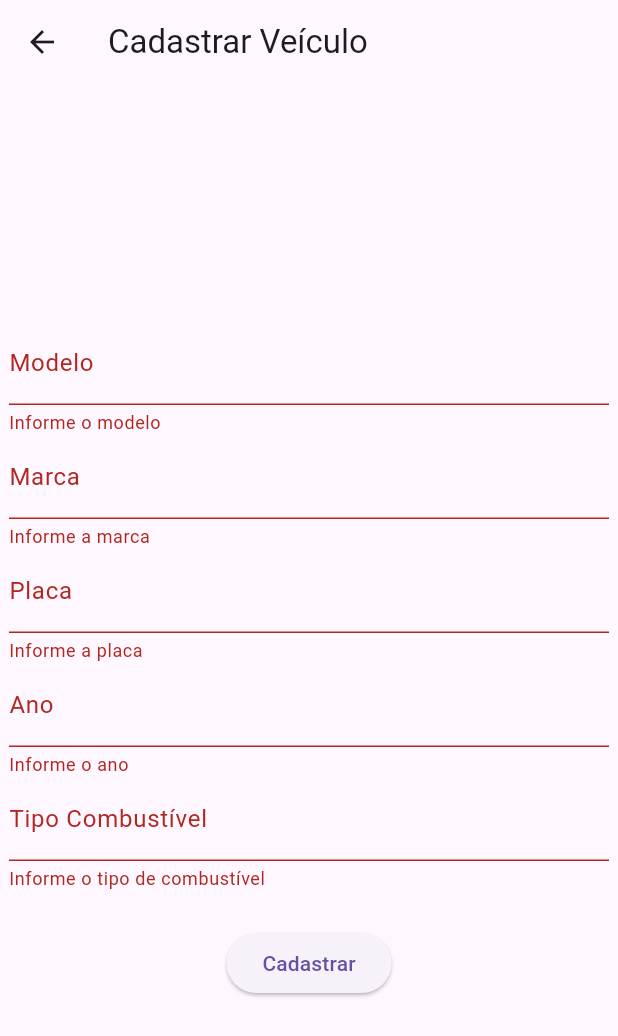
After one commit to Allan357/controle_de_abastecimento_e_veiculos, a Flutter app: the VeiculoFormPage screen opened by its route, after a tap on "Cadastrar", on a phone screen of 412 x 824 dp. The commit adds this screen. Shown: the top 1036 px of the screen. Run offline on Flutter 3.47's test engine with Material 3 defaults, Android fonts, the light colour scheme and no system bars; our stand-ins replace firebase_auth, firebase_core, firebase_database, flutter_dotenv; accounts and stored records are empty.

Commit message:
feat(veiculo): controle de veículos

```diff
--- /dev/null
+++ b/lib/core/services/firebase_realtime_service.dart
@@ -0,0 +1,36 @@
+import 'package:controle_de_abastecimento_e_veiculos/features/auth/repository/auth_repository.dart';
+import 'package:firebase_database/firebase_database.dart';
+
+class FirebaseRealtimeService {
+  final db = FirebaseDatabase.instance.ref();
+  final AuthRepository auth;
+
+  FirebaseRealtimeService(this.auth);
+
+  String get userId => auth.service.currentUser!.uid;
+
+  DatabaseReference ref(String path) {
+    return db.child("users/$userId/$path");
+  }
+
+  Future<String> create(String path, Map<String, dynamic> data) async {
+    final newRef = ref(path).push();
+    await newRef.set(data);
+    return newRef.key!;
+  }
+
+  Future<Map<String, dynamic>?> readAll(String path) async {
+    final snapshot = await ref(path).get();
+    if (!snapshot.exists) return null;
+
+    return Map<String, dynamic>.from(snapshot.value as Map);
+  }
+
+  Future<void> update(String path, Map<String, dynamic> data) async {
+    await ref(path).update(data);
+  }
+
+  Future<void> delete(String path, String id) async {
+    await ref("$path/$id").remove();
+  }
+}
--- /dev/null
+++ b/lib/features/veiculo/model/veiculo_model.dart
@@ -0,0 +1,38 @@
+class VeiculoModel {
+  String? id;
+  String modelo;
+  String marca;
+  String placa;
+  int ano;
+  String tipoCombustivel;
+
+  VeiculoModel({
+    this.id,
+    required this.modelo,
+    required this.marca,
+    required this.placa,
+    required this.ano,
+    required this.tipoCombustivel,
+  });
+
+  Map<String, dynamic> toMap() {
+    return {
+      "modelo": modelo,
+      "marca": marca,
+      "placa": placa,
+      "ano": ano,
+      "tipoCombustivel": tipoCombustivel,
+    };
+  }
+
+  static VeiculoModel fromMap(String id, Map data) {
+    return VeiculoModel(
+      id: id,
+      modelo: data["modelo"],
+      marca: data["marca"],
+      placa: data["placa"],
+      ano: data["ano"],
+      tipoCombustivel: data["tipoCombustivel"],
+    );
+  }
+}
--- /dev/null
+++ b/lib/features/veiculo/repository/veiculo_repository.dart
@@ -0,0 +1,30 @@
+import 'package:controle_de_abastecimento_e_veiculos/features/veiculo/model/veiculo_model.dart';
+
+import '../../../core/services/firebase_realtime_service.dart';
+
+class VeiculoRepository {
+  final FirebaseRealtimeService service;
+
+  VeiculoRepository(this.service);
+
+  Future<void> addVeiculo(VeiculoModel v) async {
+    await service.create("veiculos", v.toMap());
+  }
+
+  Future<List<VeiculoModel>> getVeiculos() async {
+    final data = await service.readAll("veiculos");
+    if (data == null) return [];
+
+    return data.entries.map((entry) {
+      return VeiculoModel.fromMap(entry.key, entry.value);
+    }).toList();
+  }
+
+  Future<void> updateVeiculo(String id, VeiculoModel veiculo) async {
+    await service.update("veiculos/$id", veiculo.toMap());
+  }
+
+  Future<void> deleteVeiculo(String id) async {
+    await service.delete("veiculos", id);
+  }
+}
--- /dev/null
+++ b/lib/features/veiculo/view/veiculo_form_page.dart
@@ -0,0 +1,129 @@
+import 'package:controle_de_abastecimento_e_veiculos/features/veiculo/model/veiculo_model.dart';
+import 'package:controle_de_abastecimento_e_veiculos/features/veiculo/viewmodel/veiculo_viewmodel.dart';
+import 'package:flutter/material.dart';
+import 'package:provider/provider.dart';
+
+class VeiculoFormPage extends StatefulWidget {
+  final VeiculoModel? veiculo; // null = criar | não-null = editar
+
+  const VeiculoFormPage({this.veiculo, super.key});
+
+  @override
+  State<VeiculoFormPage> createState() => _VeiculoFormPageState();
+}
+
+class _VeiculoFormPageState extends State<VeiculoFormPage> {
+  final _formKey = GlobalKey<FormState>();
+
+  final modelo = TextEditingController();
+  final marca = TextEditingController();
+  final placa = TextEditingController();
+  final ano = TextEditingController();
+  final tipo = TextEditingController();
+
+  @override
+  void initState() {
+    super.initState();
+
+    // Se estiver editando, preenche os campos
+    if (widget.veiculo != null) {
+      modelo.text = widget.veiculo!.modelo;
+      marca.text = widget.veiculo!.marca;
+      placa.text = widget.veiculo!.placa;
+      ano.text = widget.veiculo!.ano.toString();
+      tipo.text = widget.veiculo!.tipoCombustivel;
+    }
+  }
+
+  @override
+  Widget build(BuildContext context) {
+    // importantíssimo: read e não watch
+    final vm = context.read<VeiculoViewModel>();
+
+    final isEditing = widget.veiculo != null;
+
+    return Scaffold(
+      appBar: AppBar(
+        title: Text(isEditing ? "Editar Veículo" : "Cadastrar Veículo"),
+      ),
+      body: Center(
+        child: SizedBox(
+          width: 400,
+          child: Form(
+            key: _formKey,
+            child: Column(
+              mainAxisSize: MainAxisSize.min,
+              children: [
+                TextFormField(
+                  controller: modelo,
+                  decoration: InputDecoration(labelText: "Modelo"),
+                  validator: (value) =>
+                      value!.isEmpty ? "Informe o modelo" : null,
+                ),
+                TextFormField(
+                  controller: marca,
+                  decoration: InputDecoration(labelText: "Marca"),
+                  validator: (value) =>
+                      value!.isEmpty ? "Informe a marca" : null,
+                ),
+                TextFormField(
+                  controller: placa,
+                  decoration: InputDecoration(labelText: "Placa"),
+                  validator: (value) =>
+                      value!.isEmpty ? "Informe a placa" : null,
+                ),
+                TextFormField(
+                  controller: ano,
+                  decoration: InputDecoration(labelText: "Ano"),
+                  keyboardType: TextInputType.number,
+                  validator: (value) =>
+                      value!.isEmpty || value.length != 4  ? "Informe o ano" : null,
+                ),
+                TextFormField(
+                  controller: tipo,
+                  decoration: InputDecoration(labelText: "Tipo Combustível"),
+                  validator: (value) =>
+                      value!.isEmpty ? "Informe o tipo de combustível" : null,
+                ),
+                const SizedBox(height: 24),
+                ElevatedButton(
+                  child: Text(isEditing ? "Salvar Alterações" : "Cadastrar"),
+                  onPressed: () async {
+                    if (!_formKey.currentState!.validate()) return;
+
+                    final data = VeiculoModel(
+                      id: widget.veiculo?.id,
+                      modelo: modelo.text,
+                      marca: marca.text,
+                      placa: placa.text,
+                      ano: int.parse(ano.text),
+                      tipoCombustivel: tipo.text,
+                    );
+
+                    if (isEditing) {
+                      await vm.editar(widget.veiculo!.id!, data);
+                    } else {
+                      await vm.adicionar(data);
+                    }
+                    if (!context.mounted) return;
+
+                    ScaffoldMessenger.of(context).showSnackBar(
+                      SnackBar(
+                        content: Text(isEditing ? "Alterações salvas com sucesso!" : "Cadastro realizado com sucesso!"),
+                        duration: const Duration(seconds: 2),
+                      )
+                    );
+
+                    // if (!context.mounted) return;
+                    // Navigator.pop(context);
+                  },
+                ),
+              ],
+            ),
+          ),
+        )
+
+      ),
+    );
+  }
+}
--- /dev/null
+++ b/lib/features/veiculo/viewmodel/veiculo_viewmodel.dart
@@ -0,0 +1,40 @@
+import 'package:controle_de_abastecimento_e_veiculos/features/veiculo/model/veiculo_model.dart';
+import 'package:controle_de_abastecimento_e_veiculos/features/veiculo/repository/veiculo_repository.dart';
+import 'package:flutter/material.dart';
+
+class VeiculoViewModel extends ChangeNotifier {
+  final VeiculoRepository repo;
+
+  VeiculoViewModel(this.repo)
+  {
+    carregar();
+  }
+
+  List<VeiculoModel> veiculos = [];
+  bool loading = false;
+
+  Future<void> carregar() async {
+    loading = true;
+    notifyListeners();
+
+    veiculos = await repo.getVeiculos();
+
+    loading = false;
+    notifyListeners();
+  }
+
+  Future<void> editar(String id, VeiculoModel novo) async {
+    await repo.updateVeiculo(id, novo);
+    await carregar();
+  }
+
+  Future<void> adicionar(VeiculoModel v) async {
+    await repo.addVeiculo(v);
+    await carregar();
+  }
+
+  Future<void> excluir(String id) async {
+    await repo.deleteVeiculo(id);
+    await carregar();
+  }
+}
--- a/lib/routes/app_routes.dart
+++ b/lib/routes/app_routes.dart
@@ -2,4 +2,6 @@ class AppRoutes {
   static const login = '/login';
   static const register = '/register';
   static const home = '/home';
+  static const veiculos = '/veiculos';
+  static const newVeiculo = '/newveiculo';
 }
```
Also changed, not shown: lib/features/veiculo/view/veiculo_list_page.dart (added, +40 -0 lines), lib/main.dart (+24 -1 lines), lib/routes/app_navigator.dart (+8 -0 lines), lib/firebase_options.dart.
